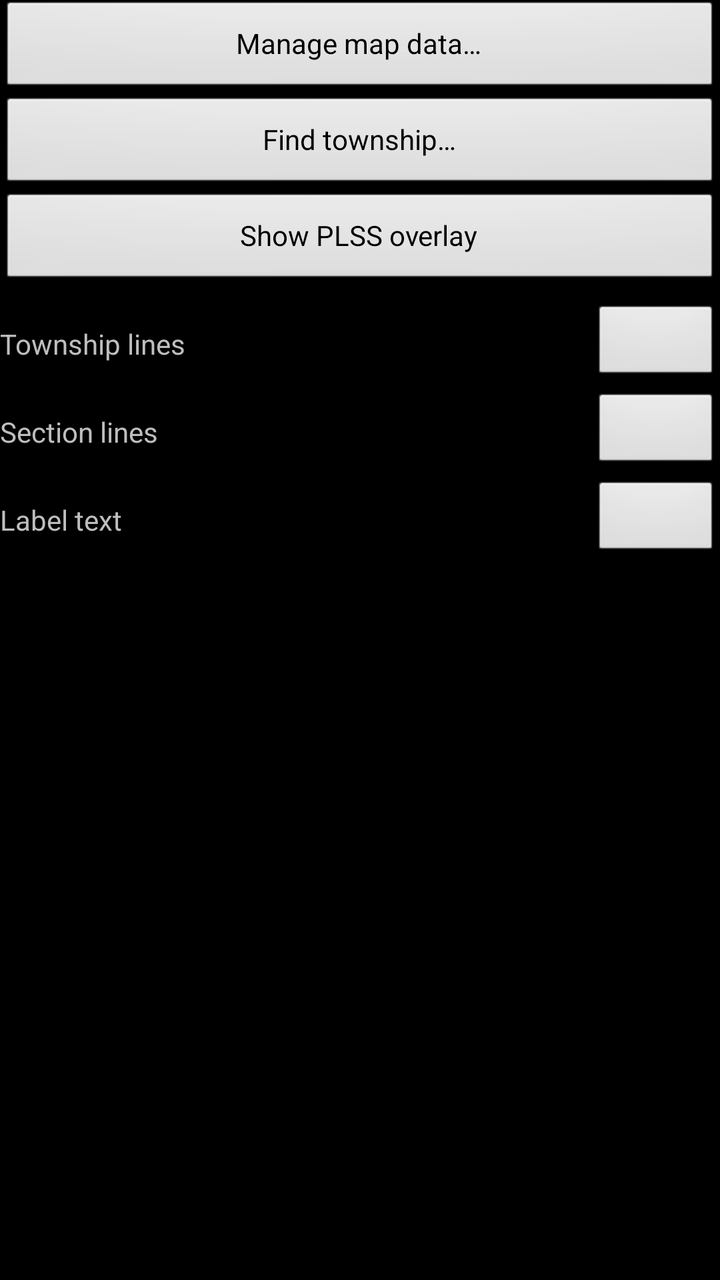
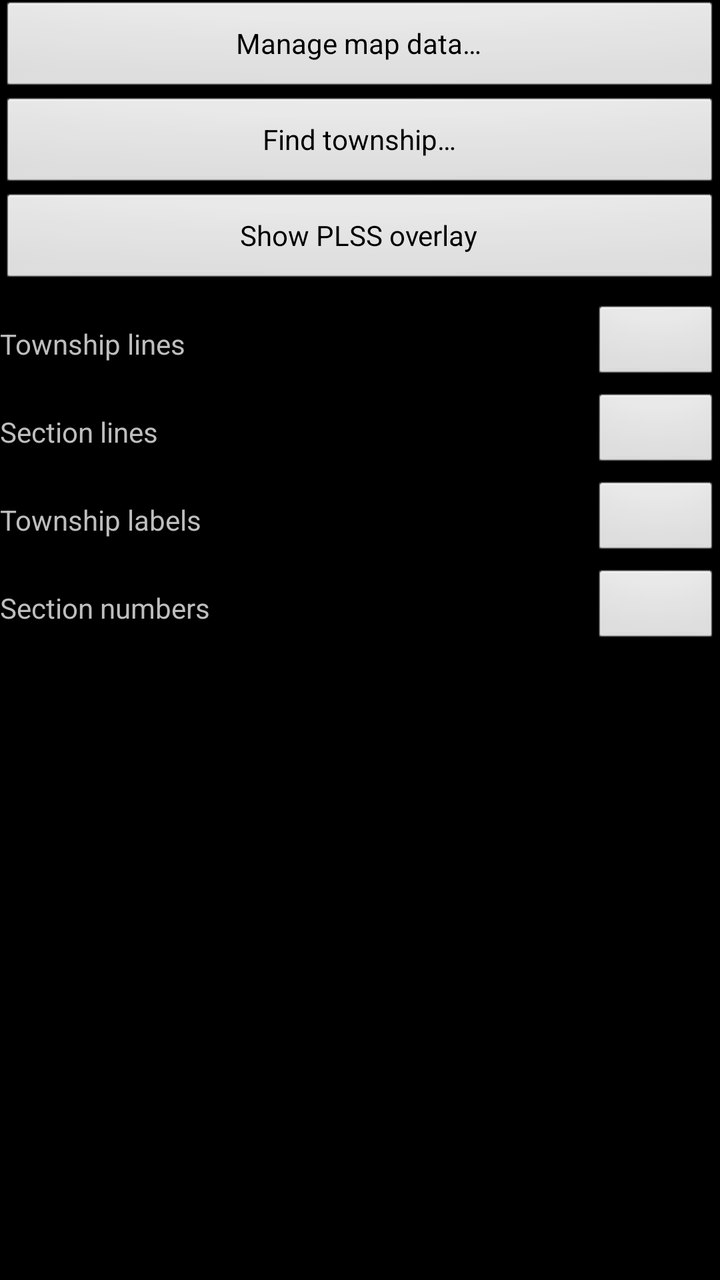

Compare the two renders of this Android layout. The source of the first and the diff that turns it into the second are given below.
<!-- AndroidManifest.xml: application theme AppTheme -->
<!-- res/layout/main_layout.xml -->
<?xml version="1.0" encoding="utf-8"?>
<ScrollView xmlns:android="http://schemas.android.com/apk/res/android"
    android:layout_width="match_parent"
    android:layout_height="wrap_content"
    android:fadeScrollbars="false"
    android:layout_marginLeft="3dp"
    android:layout_marginRight="3dp">

    <LinearLayout
        android:layout_width="match_parent"
        android:layout_height="wrap_content"
        android:orientation="vertical" >

        <Button
            android:id="@+id/plss_manage"
            android:layout_width="match_parent"
            android:layout_height="wrap_content"
            android:text="@string/plss_manage_data" />

        <Button
            android:id="@+id/plss_find"
            android:layout_width="match_parent"
            android:layout_height="wrap_content"
            android:text="@string/plss_find" />

        <Button
            android:id="@+id/plss_toggle"
            android:layout_width="match_parent"
            android:layout_height="wrap_content"
            android:text="@string/plss_show" />

        <LinearLayout
            android:layout_width="match_parent"
            android:layout_height="wrap_content"
            android:orientation="horizontal"
            android:gravity="center_vertical"
            android:paddingTop="8dp" >

            <TextView
                android:layout_width="0dp"
                android:layout_weight="1"
                android:layout_height="wrap_content"
                android:text="@string/plss_township_color" />

            <Button
                android:id="@+id/plss_township_color"
                android:layout_width="64dp"
                android:layout_height="40dp" />

        </LinearLayout>

        <LinearLayout
            android:layout_width="match_parent"
            android:layout_height="wrap_content"
            android:orientation="horizontal"
            android:gravity="center_vertical"
            android:paddingTop="4dp" >

            <TextView
                android:layout_width="0dp"
                android:layout_weight="1"
                android:layout_height="wrap_content"
                android:text="@string/plss_section_color" />

            <Button
                android:id="@+id/plss_section_color"
                android:layout_width="64dp"
                android:layout_height="40dp" />

        </LinearLayout>

        <LinearLayout
            android:layout_width="match_parent"
            android:layout_height="wrap_content"
            android:orientation="horizontal"
            android:gravity="center_vertical"
            android:paddingTop="4dp" >

            <TextView
                android:layout_width="0dp"
                android:layout_weight="1"
                android:layout_height="wrap_content"
                android:text="@string/plss_label_color" />

            <Button
                android:id="@+id/plss_label_color"
                android:layout_width="64dp"
                android:layout_height="40dp" />

        </LinearLayout>

    </LinearLayout>
</ScrollView>
<!-- resources referenced by this layout -->
<resources>
  <string name="plss_find">Find township…</string>
  <string name="plss_label_color">Label text</string>
  <string name="plss_manage_data">Manage map data…</string>
  <string name="plss_section_color">Section lines</string>
  <string name="plss_show">Show PLSS overlay</string>
  <string name="plss_township_color">Township lines</string>
  <style name="AppTheme" parent="@android:style/Theme.Holo">
          <item name="android:buttonStyle">@android:style/Widget.Button</item>
          <item name="android:imageButtonStyle">@android:style/Widget.Button</item>
          <item name="android:buttonStyleToggle">@android:style/Widget.Button</item>
          <item name="android:spinnerStyle">@style/ATAKSpinner</item>
          <item name="android:spinnerItemStyle">@style/ATAKSpinnerItem</item>
          <item name="android:editTextStyle">@style/ATAKEditText</item>
      </style>
  <style name="ATAKSpinner" parent="@android:style/Widget.Spinner">
          <item name="android:spinnerMode">dialog</item>
      </style>
  <style name="ATAKSpinnerItem">
          <item name="android:textColor">@android:color/white</item>
          <item name="android:dropDownVerticalOffset">0dip</item>
          <item name="android:dropDownHorizontalOffset">0dip</item>
          <item name="android:dropDownWidth">wrap_content</item>
          <item name="android:gravity">left|center_vertical</item>
      </style>
  <style name="ATAKEditText" parent="@android:style/Widget.EditText">
          
          
  
          
          <item name="android:imeOptions">flagNoFullscreen</item>
      </style>
</resources>

<!-- the commit's change to res/layout/main_layout.xml (unified diff, before → after) -->
@@ -80,10 +80,30 @@
                 android:layout_width="0dp"
                 android:layout_weight="1"
                 android:layout_height="wrap_content"
-                android:text="@string/plss_label_color" />
+                android:text="@string/plss_township_label_color" />
 
             <Button
-                android:id="@+id/plss_label_color"
+                android:id="@+id/plss_township_label_color"
+                android:layout_width="64dp"
+                android:layout_height="40dp" />
+
+        </LinearLayout>
+
+        <LinearLayout
+            android:layout_width="match_parent"
+            android:layout_height="wrap_content"
+            android:orientation="horizontal"
+            android:gravity="center_vertical"
+            android:paddingTop="4dp" >
+
+            <TextView
+                android:layout_width="0dp"
+                android:layout_weight="1"
+                android:layout_height="wrap_content"
+                android:text="@string/plss_section_label_color" />
+
+            <Button
+                android:id="@+id/plss_section_label_color"
                 android:layout_width="64dp"
                 android:layout_height="40dp" />
 
<!-- resource entries referenced after the edit -->
@@ -1,11 +1,12 @@
 <!-- resources referenced by this layout -->
 <resources>
   <string name="plss_find">Find township…</string>
-  <string name="plss_label_color">Label text</string>
   <string name="plss_manage_data">Manage map data…</string>
   <string name="plss_section_color">Section lines</string>
+  <string name="plss_section_label_color">Section numbers</string>
   <string name="plss_show">Show PLSS overlay</string>
   <string name="plss_township_color">Township lines</string>
+  <string name="plss_township_label_color">Township labels</string>
   <style name="AppTheme" parent="@android:style/Theme.Holo">
           <item name="android:buttonStyle">@android:style/Widget.Button</item>
           <item name="android:imageButtonStyle">@android:style/Widget.Button</item>
